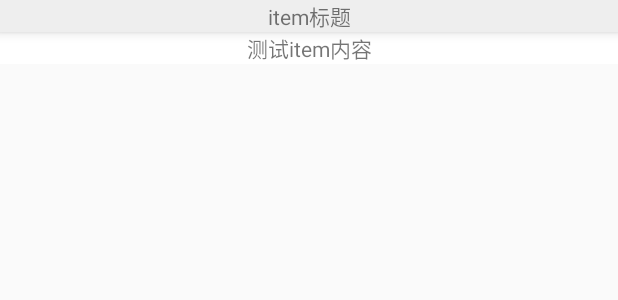
After one commit to liyuxuanAdoreLi/XIAOXIANNV, an Android app: the layout item_recy_demo.xml on its own in the app's theme, with its tools: preview values and no code run, on a phone screen of 412 x 824 dp. The commit adds this screen. Shown: the top 300 px of the screen. Run offline under Robolectric (Android 15) with nearby library versions, the phone set to English and light mode, and no system bars.

Commit message:
RecycleView

```diff
--- a/app/build.gradle
+++ b/app/build.gradle
@@ -30,5 +30,9 @@ dependencies {
     testImplementation 'junit:junit:4.12'
     androidTestImplementation 'com.android.support.test:runner:1.0.2'
     androidTestImplementation 'com.android.support.test.espresso:espresso-core:3.0.2'
+    //eventBus
     implementation 'org.greenrobot:eventbus:3.1.1'
+    //recycleView
+    implementation 'com.android.support:recyclerview-v7:28.0.0'
+    //CardView
 }
--- a/app/src/main/AndroidManifest.xml
+++ b/app/src/main/AndroidManifest.xml
@@ -17,6 +17,7 @@
             </intent-filter>
         </activity>
         <activity android:name=".SecondActivity" />
+        <activity android:name=".RecycleVDemoActivity" />
     </application>
 
 </manifest>
--- a/app/src/main/java/com/example/admin/woailiushuang/MainActivity.kt
+++ b/app/src/main/java/com/example/admin/woailiushuang/MainActivity.kt
@@ -23,6 +23,10 @@ class MainActivity : AppCompatActivity() {
 
         toB.setOnClickListener {
             startActivity(Intent(this, SecondActivity::class.java))
+        }
+
+        toRecycleView.setOnClickListener {
+            startActivity(Intent(this, RecycleVDemoActivity::class.java))
         }
     }
 
--- /dev/null
+++ b/app/src/main/res/drawable/divider_line.xml
@@ -0,0 +1,4 @@
+<?xml version="1.0" encoding="utf-8"?>
+<shape xmlns:android="http://schemas.android.com/apk/res/android">
+    <stroke android:width="1dp" android:color="@color/black"/>
+</shape>
--- /dev/null
+++ b/app/src/main/res/layout/item_recy_demo.xml
@@ -0,0 +1,24 @@
+<?xml version="1.0" encoding="utf-8"?>
+<android.support.constraint.ConstraintLayout xmlns:android="http://schemas.android.com/apk/res/android"
+    android:layout_width="match_parent"
+    android:layout_height="match_parent"
+    xmlns:app="http://schemas.android.com/apk/res-auto">
+    <TextView
+        android:id="@+id/itemTitle"
+        android:text="item标题"
+        android:gravity="center"
+        android:background="@color/gray"
+        android:elevation="5dp"
+        android:layout_width="match_parent"
+        android:layout_height="wrap_content" />
+
+    <TextView
+        android:id="@+id/itemTvContent"
+        app:layout_constraintTop_toBottomOf="@id/itemTitle"
+        android:text="测试item内容"
+        android:background="@color/wight"
+        android:gravity="center"
+        android:layout_width="match_parent"
+        android:layout_height="wrap_content" />
+
+</android.support.constraint.ConstraintLayout>
--- a/app/src/main/res/values/colors.xml
+++ b/app/src/main/res/values/colors.xml
@@ -3,4 +3,7 @@
     <color name="colorPrimary">#008577</color>
     <color name="colorPrimaryDark">#00574B</color>
     <color name="colorAccent">#D81B60</color>
+    <color name="wight">#ffffff</color>
+    <color name="black">#000000</color>
+    <color name="gray">#eeeeee</color>
 </resources>
```
Also changed, not shown: app/src/main/java/com/example/admin/woailiushuang/Data.kt (added, +16 -0 lines), app/src/main/java/com/example/admin/woailiushuang/RecycleVDemoActivity.kt (added, +65 -0 lines), app/src/main/java/com/example/admin/woailiushuang/RecycleViewDemoActivity/RvAdapter.kt (added, +44 -0 lines), app/src/main/res/layout/activity_main.xml (+7 -1 lines), app/src/main/res/layout/activity_recycle_demo.xml (added, +13 -0 lines).
